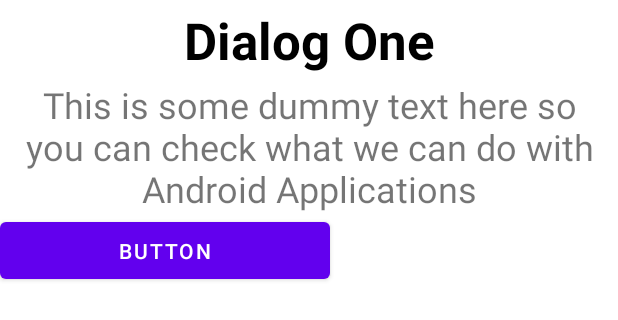
After one commit to MuhammadSaad000/MC-Final, an Android app: the layout dialogone.xml on its own in the app's theme, with its tools: preview values and no code run, on a phone screen of 412 x 824 dp. The commit adds this screen. Shown: the top 320 px of the screen. Run offline under Robolectric (Android 15) with nearby library versions, the phone set to English and light mode, and no system bars.

Commit message:
custom dialog xml done

```diff
--- /dev/null
+++ b/CustomDialogs/app/src/main/res/layout/dialogone.xml
@@ -0,0 +1,37 @@
+<?xml version="1.0" encoding="utf-8"?>
+<LinearLayout xmlns:android="http://schemas.android.com/apk/res/android"
+    android:layout_width="match_parent"
+    android:layout_height="match_parent"
+    android:orientation="vertical">
+
+    <TextView
+        android:id="@+id/textView"
+        android:layout_width="match_parent"
+        android:layout_height="wrap_content"
+        android:layout_marginTop="4dp"
+        android:layout_marginBottom="4dp"
+        android:gravity="center"
+        android:text="Dialog One"
+        android:textColor="#000000"
+        android:textSize="34sp"
+        android:textStyle="bold" />
+
+    <TextView
+        android:id="@+id/textView2"
+        android:layout_width="match_parent"
+        android:layout_height="wrap_content"
+        android:layout_marginLeft="10dp"
+        android:layout_marginRight="10dp"
+        android:text="This is some dummy text here so you can check what we can do with Android Applications"
+        android:textAlignment="center"
+        android:textSize="24sp" />
+
+    <Button
+        android:id="@+id/button"
+        android:layout_width="220dp"
+        android:layout_height="50dp"
+        android:layout_centerInParent="true"
+        android:gravity="center"
+        android:text="Button" />
+
+</LinearLayout>
```
Also changed, not shown: CustomDialogs/app/src/main/java/com/example/customdialogs/MainActivity.java (line endings or trailing spaces).
